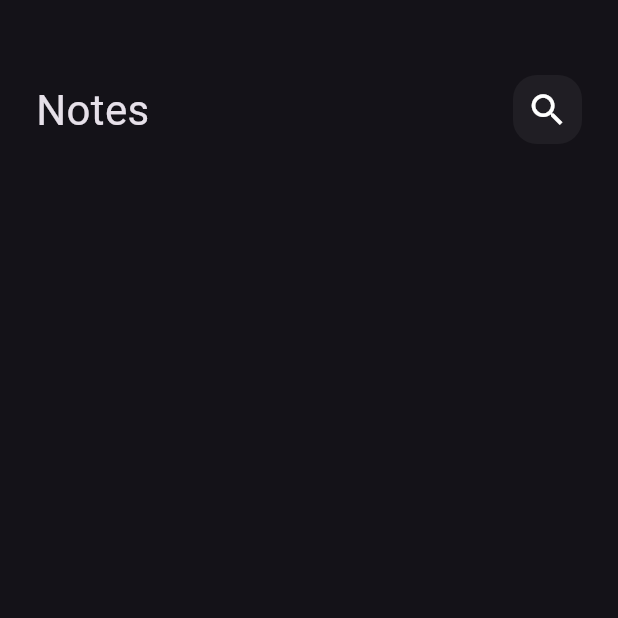
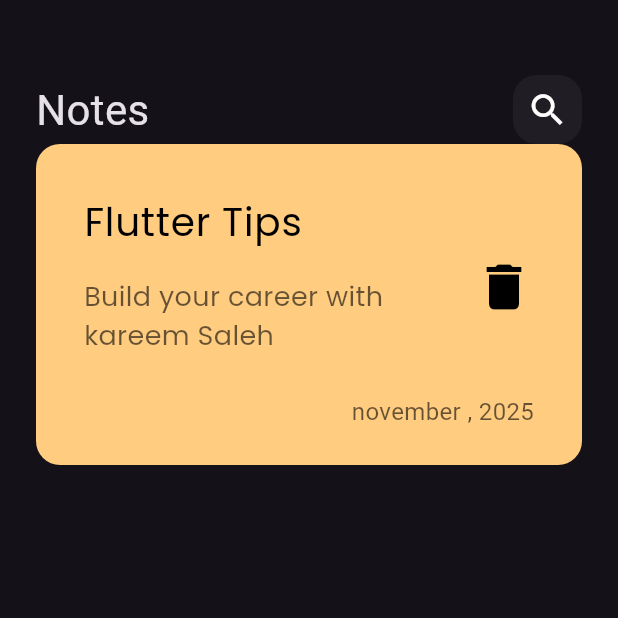
Before and after one commit to kareemsaleh-dev/notes_app, a Flutter app: the screen it shows after launch, on a phone screen of 412 x 824 dp, the top half of it. Run offline on Flutter 3.47's test engine with Material 3 defaults, Android fonts, the phone set to English and light mode, and no system bars; our stand-ins replace google_fonts.

Commit message:
create custom note item

```diff
--- /dev/null
+++ b/lib/widgets/custom_note_item.dart
@@ -0,0 +1,52 @@
+import 'package:flutter/material.dart';
+import 'package:google_fonts/google_fonts.dart';
+
+class NoteItem extends StatelessWidget {
+  const NoteItem({super.key});
+
+  @override
+  Widget build(BuildContext context) {
+    return Container(
+      padding: EdgeInsets.only(top: 24, bottom: 24, left: 16),
+      decoration: BoxDecoration(
+        color: Color(0xffFFCC80),
+        borderRadius: BorderRadius.circular(16),
+      ),
+      child: Column(
+        crossAxisAlignment: CrossAxisAlignment.end,
+        children: [
+          ListTile(
+            title: Text(
+              'Flutter Tips',
+              style: (GoogleFonts.poppins(fontSize: 26, color: Colors.black)),
+            ),
+            subtitle: Padding(
+              padding: const EdgeInsets.symmetric(vertical: 18),
+              child: Text(
+                'Build your career with kareem Saleh',
+                style: (GoogleFonts.poppins(
+                  fontSize: 18,
+                  color: Colors.black.withValues(alpha: .6),
+                )),
+              ),
+            ),
+            trailing: IconButton(
+              onPressed: () {},
+              icon: Icon(Icons.delete, color: Colors.black, size: 40),
+            ),
+          ),
+          Padding(
+            padding: const EdgeInsets.only(right: 32),
+            child: Text(
+              'november , 2025',
+              style: TextStyle(
+                fontSize: 16,
+                color: Colors.black.withValues(alpha: 0.6),
+              ),
+            ),
+          ),
+        ],
+      ),
+    );
+  }
+}
--- a/lib/widgets/note_view_body.dart
+++ b/lib/widgets/note_view_body.dart
@@ -1,5 +1,6 @@
 import 'package:flutter/material.dart';
 import 'package:notes_app/widgets/custom_appBar.dart';
+import 'package:notes_app/widgets/custom_note_item.dart';
 
 class NotesViewBody extends StatelessWidget {
   const NotesViewBody({super.key});
@@ -8,7 +9,9 @@ class NotesViewBody extends StatelessWidget {
   Widget build(BuildContext context) {
     return Padding(
       padding: const EdgeInsets.symmetric(horizontal: 24),
-      child: const Column(children: [SizedBox(height: 50), CustomAppBar()]),
+      child: const Column(
+        children: [SizedBox(height: 50), CustomAppBar(), NoteItem()],
+      ),
     );
   }
 }
```
Also changed, not shown: pubspec.yaml (+2 -69 lines), pubspec.lock, 10 other files.
